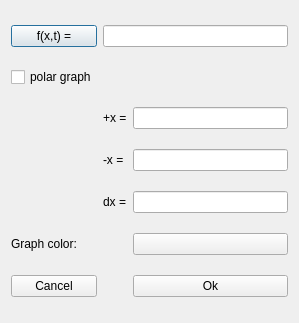
Old version of the form graph2D/graph2d_addnew_gui.ui in the repository joaodeus/mathgraphica.
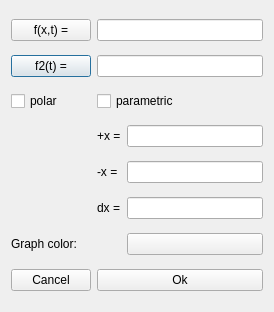
New version of the form. Icons and pictures are not drawn.

Commit message: added polar form to complex numbers, graph2D now draw poles correctly, bug fix in Formulas_gui that crashed when formula description was empty, started the development of parametric graphs

The edit to the form file:
```diff
--- a/graph2D/graph2d_addnew_gui.ui
+++ b/graph2D/graph2d_addnew_gui.ui
@@ -6,8 +6,8 @@
    <rect>
     <x>0</x>
     <y>0</y>
-    <width>299</width>
-    <height>323</height>
+    <width>274</width>
+    <height>312</height>
    </rect>
   </property>
   <property name="windowTitle">
@@ -18,40 +18,48 @@
     <normaloff>:/images/images/graf2d.png</normaloff>:/images/images/graf2d.png</iconset>
   </property>
   <layout class="QGridLayout" name="gridLayout">
-   <item row="0" column="0">
-    <widget class="QPushButton" name="pushButton_fx">
-     <property name="sizePolicy">
-      <sizepolicy hsizetype="Minimum" vsizetype="Fixed">
-       <horstretch>0</horstretch>
-       <verstretch>0</verstretch>
-      </sizepolicy>
-     </property>
-     <property name="text">
-      <string>f(x,t) =</string>
-     </property>
-    </widget>
-   </item>
-   <item row="0" column="1" colspan="2">
-    <widget class="QLineEdit" name="lineEdit_expression">
-     <property name="sizePolicy">
-      <sizepolicy hsizetype="Minimum" vsizetype="Fixed">
-       <horstretch>0</horstretch>
-       <verstretch>0</verstretch>
-      </sizepolicy>
-     </property>
-     <property name="readOnly">
-      <bool>false</bool>
-     </property>
-    </widget>
-   </item>
    <item row="1" column="0">
+    <widget class="QPushButton" name="pushButton_fx_2">
+     <property name="text">
+      <string>f2(t) =</string>
+     </property>
+    </widget>
+   </item>
+   <item row="9" column="1" colspan="2">
+    <widget class="QPushButton" name="pushButton_Ok">
+     <property name="text">
+      <string>Ok</string>
+     </property>
+    </widget>
+   </item>
+   <item row="9" column="0">
+    <widget class="QPushButton" name="pushButton_cancel">
+     <property name="text">
+      <string>Cancel</string>
+     </property>
+    </widget>
+   </item>
+   <item row="4" column="0">
     <widget class="QCheckBox" name="checkBox_polarGraph">
      <property name="text">
-      <string>polar graph</string>
+      <string>polar</string>
      </property>
     </widget>
    </item>
-   <item row="2" column="0" rowspan="3">
+   <item row="7" column="2">
+    <widget class="QLineEdit" name="lineEdit_dx"/>
+   </item>
+   <item row="6" column="1">
+    <widget class="QLabel" name="label_x_minus">
+     <property name="text">
+      <string>-x =</string>
+     </property>
+    </widget>
+   </item>
+   <item row="5" column="2">
+    <widget class="QLineEdit" name="lineEdit_xmax"/>
+   </item>
+   <item row="5" column="0" rowspan="3">
     <widget class="QLabel" name="label">
      <property name="text">
       <string/>
@@ -61,37 +69,36 @@
      </property>
     </widget>
    </item>
-   <item row="2" column="1">
-    <widget class="QLabel" name="label_4">
-     <property name="text">
-      <string>+x =</string>
+   <item row="8" column="2">
+    <widget class="QPushButton" name="pushButton_color2D">
+     <property name="sizePolicy">
+      <sizepolicy hsizetype="Expanding" vsizetype="Fixed">
+       <horstretch>0</horstretch>
+       <verstretch>0</verstretch>
+      </sizepolicy>
      </property>
-    </widget>
-   </item>
-   <item row="2" column="2">
-    <widget class="QLineEdit" name="lineEdit_xmax"/>
-   </item>
-   <item row="3" column="1">
-    <widget class="QLabel" name="label_5">
      <property name="text">
-      <string>-x =</string>
+      <string/>
      </property>
     </widget>
    </item>
-   <item row="3" column="2">
-    <widget class="QLineEdit" name="lineEdit_xmin"/>
+   <item row="1" column="1" colspan="2">
+    <widget class="QLineEdit" name="lineEdit_expression2"/>
    </item>
-   <item row="4" column="1">
-    <widget class="QLabel" name="label_6">
+   <item row="0" column="0">
+    <widget class="QPushButton" name="pushButton_fx">
+     <property name="sizePolicy">
+      <sizepolicy hsizetype="Minimum" vsizetype="Fixed">
+       <horstretch>0</horstretch>
+       <verstretch>0</verstretch>
+      </sizepolicy>
+     </property>
      <property name="text">
-      <string>dx =</string>
+      <string>f(x,t) =</string>
      </property>
     </widget>
    </item>
-   <item row="4" column="2">
-    <widget class="QLineEdit" name="lineEdit_dx"/>
-   </item>
-   <item row="5" column="0">
+   <item row="8" column="0">
     <widget class="QLabel" name="label_8">
      <property name="sizePolicy">
       <sizepolicy hsizetype="Preferred" vsizetype="Maximum">
@@ -104,30 +111,40 @@
      </property>
     </widget>
    </item>
-   <item row="5" column="2">
-    <widget class="QPushButton" name="pushButton_color2D">
-     <property name="sizePolicy">
-      <sizepolicy hsizetype="Expanding" vsizetype="Fixed">
-       <horstretch>0</horstretch>
-       <verstretch>0</verstretch>
-      </sizepolicy>
-     </property>
-     <property name="text">
-      <string/>
-     </property>
-    </widget>
-   </item>
    <item row="6" column="2">
-    <widget class="QPushButton" name="pushButton_Ok">
+    <widget class="QLineEdit" name="lineEdit_xmin"/>
+   </item>
+   <item row="0" column="1" colspan="2">
+    <widget class="QLineEdit" name="lineEdit_expression">
+     <property name="sizePolicy">
+      <sizepolicy hsizetype="Minimum" vsizetype="Fixed">
+       <horstretch>0</horstretch>
+       <verstretch>0</verstretch>
+      </sizepolicy>
+     </property>
+     <property name="readOnly">
+      <bool>false</bool>
+     </property>
+    </widget>
+   </item>
+   <item row="4" column="1" colspan="2">
+    <widget class="QCheckBox" name="checkBox_parametricGraph">
      <property name="text">
-      <string>Ok</string>
+      <string>parametric</string>
      </property>
     </widget>
    </item>
-   <item row="6" column="0">
-    <widget class="QPushButton" name="pushButton_cancel">
+   <item row="7" column="1">
+    <widget class="QLabel" name="label_delta">
      <property name="text">
-      <string>Cancel</string>
+      <string>dx =</string>
+     </property>
+    </widget>
+   </item>
+   <item row="5" column="1">
+    <widget class="QLabel" name="label_x_plus">
+     <property name="text">
+      <string>+x =</string>
      </property>
     </widget>
    </item>
```
Left out of the diff: 7 changed lines with no effect on the pictures. The commit also changes 31 other files.
